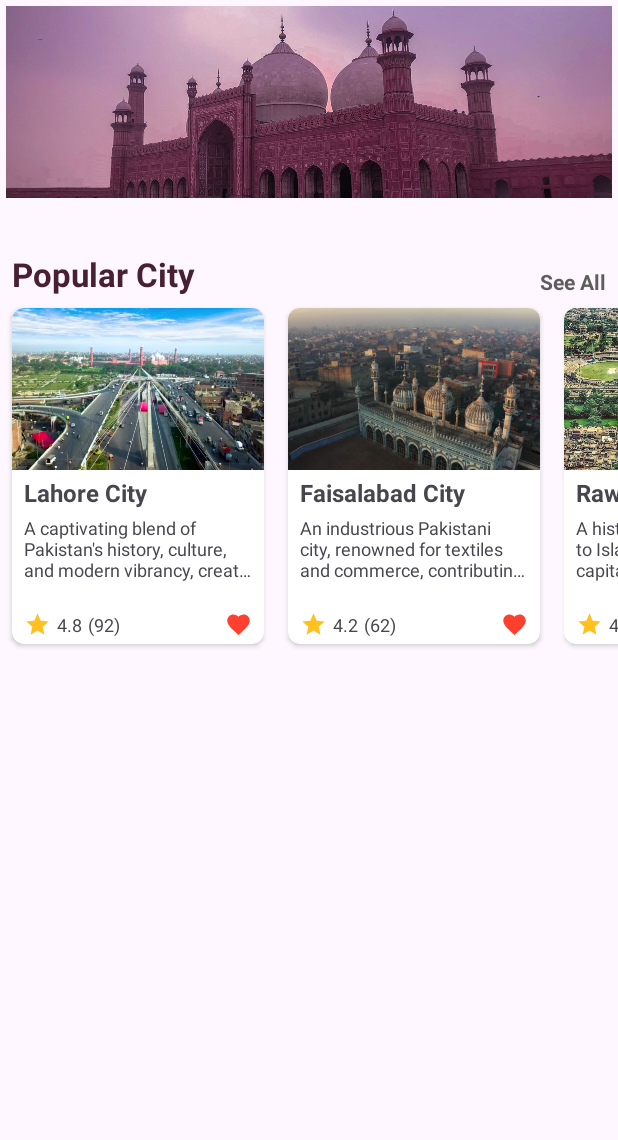
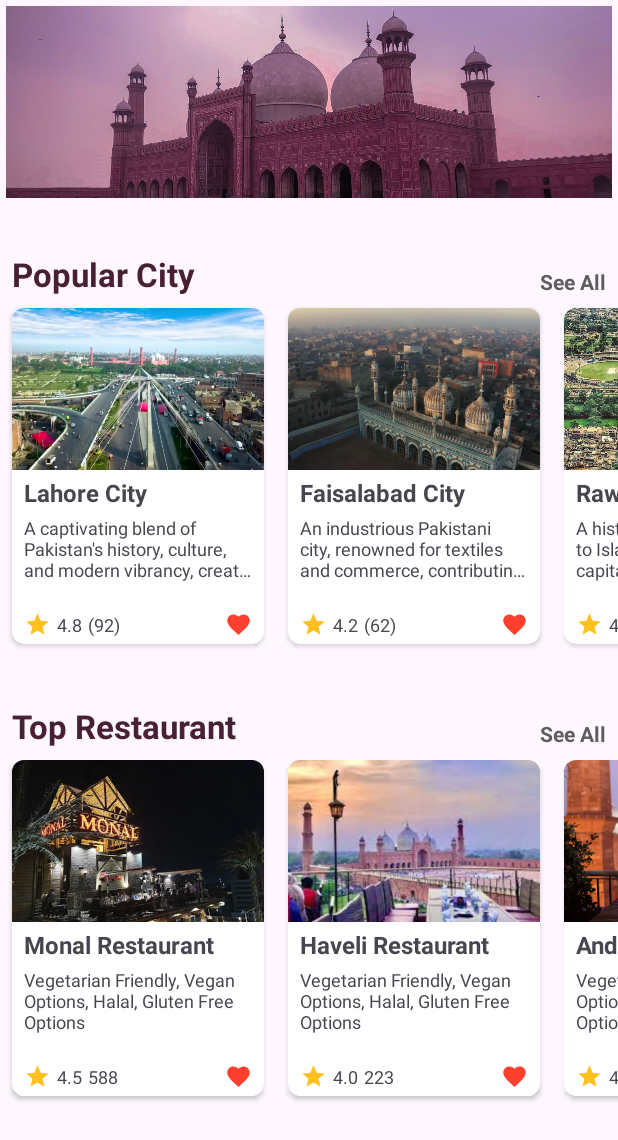
Before and after one commit to SJPersonalProjects/Your-Guide, an Android app: the PunjabActivity screen opened directly, with no data from a screen before it, on a phone screen of 412 x 824 dp. Shown: the top 1140 px of the screen. Run offline under Robolectric (Android 15) with nearby library versions, the phone set to English and light mode, and no system bars.

Commit message:
Added second horizontal list of cards for top restaurants in the activity and updated the necessary files

```diff
--- a/app/src/main/java/com/example/yourguide/punjab_province/PunjabActivity.java
+++ b/app/src/main/java/com/example/yourguide/punjab_province/PunjabActivity.java
@@ -21,34 +21,62 @@ public class PunjabActivity extends AppCompatActivity {
         super.onCreate(savedInstanceState);
         setContentView(R.layout.activity_punjab);
 
-        ArrayList<PunjabProvinceCard> punjabProvinceCardsList = new ArrayList<>();
-        punjabProvinceCardsList.add(new PunjabProvinceCard(R.drawable.lahore_city, R.string.lahore_city_title,
+        //ArrayList to hold the top popular cities in Punjab Province...
+        ArrayList<PunjabProvinceCard> popularCitiesList = new ArrayList<>();
+        popularCitiesList.add(new PunjabProvinceCard(R.drawable.lahore_city, R.string.lahore_city_title,
                 R.string.lahore_city_description, R.string.lahore_city_rating, R.string.lahore_city_review));
-        punjabProvinceCardsList.add(new PunjabProvinceCard(R.drawable.faisalabad_city, R.string.faisalabad_city_title,
+        popularCitiesList.add(new PunjabProvinceCard(R.drawable.faisalabad_city, R.string.faisalabad_city_title,
                 R.string.faisalabad_city_description, R.string.faisalabad_city_rating, R.string.faisalabad_city_review));
-        punjabProvinceCardsList.add(new PunjabProvinceCard(R.drawable.rawalpindi_city, R.string.rawalpindi_city_title,
+        popularCitiesList.add(new PunjabProvinceCard(R.drawable.rawalpindi_city, R.string.rawalpindi_city_title,
                 R.string.rawalpindi_city_description, R.string.rawalpindi_city_rating, R.string.rawalpindi_city_review));
-        punjabProvinceCardsList.add(new PunjabProvinceCard(R.drawable.multan_city, R.string.multan_city_title,
+        popularCitiesList.add(new PunjabProvinceCard(R.drawable.multan_city, R.string.multan_city_title,
                 R.string.multan_city_description, R.string.multan_city_rating, R.string.multan_city_review));
-        punjabProvinceCardsList.add(new PunjabProvinceCard(R.drawable.gujranwala_city, R.string.gujranwala_city_title,
+        popularCitiesList.add(new PunjabProvinceCard(R.drawable.gujranwala_city, R.string.gujranwala_city_title,
                 R.string.gujranwala_city_description, R.string.gujranwala_city_rating, R.string.gujranwala_city_review));
 
         RecyclerView punjabProvinceRecyclerView = (RecyclerView) findViewById(R.id.punjab_province_recycler_view);
         punjabProvinceRecyclerView.setVerticalScrollBarEnabled(false);
         punjabProvinceRecyclerView.setHorizontalScrollBarEnabled(false);
         punjabProvinceRecyclerView.setHasFixedSize(true);
-        RecyclerView.LayoutManager mLayoutManager = new LinearLayoutManager(this, LinearLayoutManager.HORIZONTAL, false);
-        PunjabProvinceCardAdapter adapter = new PunjabProvinceCardAdapter(punjabProvinceCardsList);
+        RecyclerView.LayoutManager citiesLayoutManager = new LinearLayoutManager(this, LinearLayoutManager.HORIZONTAL, false);
+        PunjabProvinceCardAdapter adapter = new PunjabProvinceCardAdapter(popularCitiesList);
 
-        punjabProvinceRecyclerView.setLayoutManager(mLayoutManager);
+        punjabProvinceRecyclerView.setLayoutManager(citiesLayoutManager);
         punjabProvinceRecyclerView.setAdapter(adapter);
 
         adapter.setOnItemClickListener(new PunjabProvinceCardAdapter.OnItemClickListener() {
             @Override
             public void onItemClick(int position) {
                 //Toast to show the click event message of cards in Punjab Activity.
-                Toast.makeText(PunjabActivity.this, punjabProvinceCardsList.get(position).getCardTitle(), Toast.LENGTH_SHORT).show();
+                Toast.makeText(PunjabActivity.this, popularCitiesList.get(position).getCardTitle(), Toast.LENGTH_SHORT).show();
             }
         });
+
+        //ArrayList to hold the top restaurants in Punjab Province.
+        ArrayList<PunjabProvinceCard> topRestaurantList = new ArrayList<>();
+        topRestaurantList.add(new PunjabProvinceCard(R.drawable.monal_restaurant, R.string.monal_restaurant_title,
+                R.string.monal_restaurant_description, R.string.monal_restaurant_rating, R.string.monal_restaurant_review));
+        topRestaurantList.add(new PunjabProvinceCard(R.drawable.haveli_restaurant, R.string.haveli_restaurant_title,
+                R.string.haveli_restaurant_description, R.string.haveli_restaurant_rating, R.string.haveli_restaurant_review));
+        topRestaurantList.add(new PunjabProvinceCard(R.drawable.andaaz_restaurant, R.string.andaaz_restaurant_title,
+                R.string.andaaz_restaurant_description, R.string.andaaz_restaurant_rating, R.string.andaaz_restaurant_review));
+        topRestaurantList.add(new PunjabProvinceCard(R.drawable.spice_bazaar, R.string.spice_bazar_title, R.string.spice_bazar_description,
+                R.string.spice_bazar_rating, R.string.spice_bazar_review));
+        topRestaurantList.add(new PunjabProvinceCard(R.drawable.dera_restaurant, R.string.dera_restaurant_title,
+                R.string.dera_restaurant_description, R.string.dera_restaurant_rating, R.string.dera_restaurant_review));
+
+        RecyclerView restaurantsRecyclerView = (RecyclerView) findViewById(R.id.top_restaurant_recycler_view);
+        restaurantsRecyclerView.setVerticalScrollBarEnabled(false);
+        restaurantsRecyclerView.setHorizontalScrollBarEnabled(false);
+        restaurantsRecyclerView.setHasFixedSize(true);
+
+        RecyclerView.LayoutManager restaurantsLayoutManager = new LinearLayoutManager(this,
+                LinearLayoutManager.HORIZONTAL, false);
+
+        PunjabProvinceCardAdapter restaurantsAdapter = new PunjabProvinceCardAdapter(topRestaurantList);
+
+        restaurantsRecyclerView.setLayoutManager(restaurantsLayoutManager);
+        restaurantsRecyclerView.setAdapter(restaurantsAdapter);
+
     }
 }
--- a/app/src/main/res/layout/activity_punjab.xml
+++ b/app/src/main/res/layout/activity_punjab.xml
@@ -1,11 +1,14 @@
 <?xml version="1.0" encoding="utf-8"?>
-<LinearLayout
-    xmlns:android="http://schemas.android.com/apk/res/android"
+<ScrollView xmlns:android="http://schemas.android.com/apk/res/android"
     xmlns:tools="http://schemas.android.com/tools"
     android:layout_width="match_parent"
     android:layout_height="match_parent"
-    android:orientation="vertical"
     tools:context=".punjab_province.PunjabActivity">
+
+    <LinearLayout
+        android:layout_width="match_parent"
+        android:layout_height="wrap_content"
+        android:orientation="vertical">
 
         <!-- ImageView to display the province image at the top of activity. -->
         <ImageView
@@ -13,26 +16,27 @@
             android:layout_width="match_parent"
             android:layout_height="128dp"
             android:layout_margin="4dp"
+            android:contentDescription="@string/todo"
             android:scaleType="centerCrop"
-        android:src="@drawable/province_punjab"
-        android:contentDescription="@string/todo"/>
+            android:src="@drawable/province_punjab" />
 
+        <!-- Horizontal LinearLayout for popular city and see all headings. -->
         <LinearLayout
             android:layout_width="match_parent"
             android:layout_height="wrap_content"
-        android:orientation="horizontal"
             android:layout_marginStart="8dp"
+            android:layout_marginTop="32dp"
             android:layout_marginEnd="8dp"
-        android:layout_marginTop="32dp">
+            android:orientation="horizontal">
 
             <!-- Heading for recycler view list item. -->
             <TextView
                 android:layout_width="wrap_content"
                 android:layout_height="wrap_content"
                 android:text="@string/province_popular_city"
+                android:textColor="#472033"
                 android:textSize="22sp"
-            android:textStyle="bold"
-            android:textColor="#472033"/>
+                android:textStyle="bold" />
 
             <!-- See all button to see all the cards in a separate activity at once. -->
             <TextView
@@ -40,9 +44,9 @@
                 android:layout_height="match_parent"
                 android:gravity="end|bottom"
                 android:text="@string/province_see_all"
+                android:textColor="#5D5D5D"
                 android:textSize="14sp"
-            android:textStyle="bold"
-            android:textColor="#5D5D5D"/>
+                android:textStyle="bold" />
         </LinearLayout>
 
         <!-- Cities recycler view. -->
@@ -50,5 +54,43 @@
             android:id="@+id/punjab_province_recycler_view"
             android:layout_width="match_parent"
             android:layout_height="wrap_content"
-        android:scrollbars="horizontal"/>
+            android:scrollbars="horizontal" />
+
+        <!-- Horizontal LinearLayout for top restaurant heading and see all heading. -->
+        <LinearLayout
+            android:layout_width="match_parent"
+            android:layout_height="wrap_content"
+            android:layout_marginStart="8dp"
+            android:layout_marginTop="32dp"
+            android:layout_marginEnd="8dp"
+            android:orientation="horizontal">
+
+            <!-- Top Restaurant heading. -->
+            <TextView
+                android:layout_width="wrap_content"
+                android:layout_height="wrap_content"
+                android:text="@string/province_top_restaurant"
+                android:textColor="#472033"
+                android:textSize="22sp"
+                android:textStyle="bold" />
+
+            <!-- Top Restaurant's see all heading. -->
+            <TextView
+                android:layout_width="match_parent"
+                android:layout_height="match_parent"
+                android:gravity="end|bottom"
+                android:text="@string/province_see_all"
+                android:textColor="#5D5D5D"
+                android:textSize="14sp"
+                android:textStyle="bold" />
         </LinearLayout>
+
+        <!-- RecyclerView for top restaurants list of cards. -->
+        <androidx.recyclerview.widget.RecyclerView
+            android:id="@+id/top_restaurant_recycler_view"
+            android:layout_width="match_parent"
+            android:layout_height="wrap_content"
+            android:scrollbars="none" />
+
+    </LinearLayout>
+</ScrollView>
--- a/app/src/main/res/values/strings.xml
+++ b/app/src/main/res/values/strings.xml
@@ -63,4 +63,37 @@
     <string name="province_popular_city">Popular City</string>
     <string name="province_see_all">See All</string>
 
+    <!-- Province "Top Restaurant" heading and "See All" is taken from above. -->
+    <string name="province_top_restaurant">Top Restaurant</string>
+
+    <!-- Punjab province top 5 restaurants. -->
+    <!-- 1. Monal Restaurant -->
+    <string name="monal_restaurant_title">Monal Restaurant</string>
+    <string name="monal_restaurant_description">Vegetarian Friendly, Vegan Options, Halal, Gluten Free Options</string>
+    <string name="monal_restaurant_rating">4.5</string>
+    <string name="monal_restaurant_review">588</string>
+
+    <!-- 2. Haveli Restaurant -->
+    <string name="haveli_restaurant_title">Haveli Restaurant</string>
+    <string name="haveli_restaurant_description">Vegetarian Friendly, Vegan Options, Halal, Gluten Free Options</string>
+    <string name="haveli_restaurant_rating">4.0</string>
+    <string name="haveli_restaurant_review">223</string>
+
+    <!-- 3. Andaaz Restaurant -->
+    <string name="andaaz_restaurant_title">Andaaz Restaurant</string>
+    <string name="andaaz_restaurant_description">Vegetarian Friendly, Vegan Options, Halal, Gluten Free Options</string>
+    <string name="andaaz_restaurant_rating">4.5</string>
+    <string name="andaaz_restaurant_review">393</string>
+
+    <!-- 4. Spice Bazar -->
+    <string name="spice_bazar_title">Spice Bazar</string>
+    <string name="spice_bazar_description">Vegetarian Friendly, Vegan Options, Halal</string>
+    <string name="spice_bazar_rating">4.0</string>
+    <string name="spice_bazar_review">189</string>
+
+    <!-- 5. Dera Restaurant -->
+    <string name="dera_restaurant_title">Dera Restaurant</string>
+    <string name="dera_restaurant_description">Halal Dinner, Lunch, Late Night</string>
+    <string name="dera_restaurant_rating">4.0</string>
+    <string name="dera_restaurant_review">72</string>
 </resources>
```
Also changed, not shown: app/src/main/res/drawable/andaaz_restaurant.webp (added), app/src/main/res/drawable/dera_restaurant.webp (added), app/src/main/res/drawable/haveli_restaurant.webp (added), app/src/main/res/drawable/monal_restaurant.webp (added), app/src/main/res/drawable/spice_bazaar.webp (added). Lines whose indentation alone changed are shown as unchanged.
